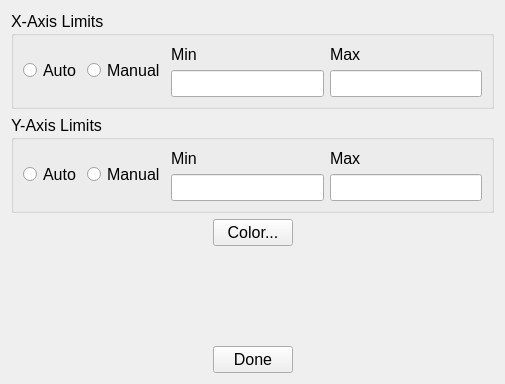
Qt form Software/ControlSystem/qt/designer/PlotSettingsDialog.ui (DanielWinklehner/Ion-Source-Control-System) before a commit.
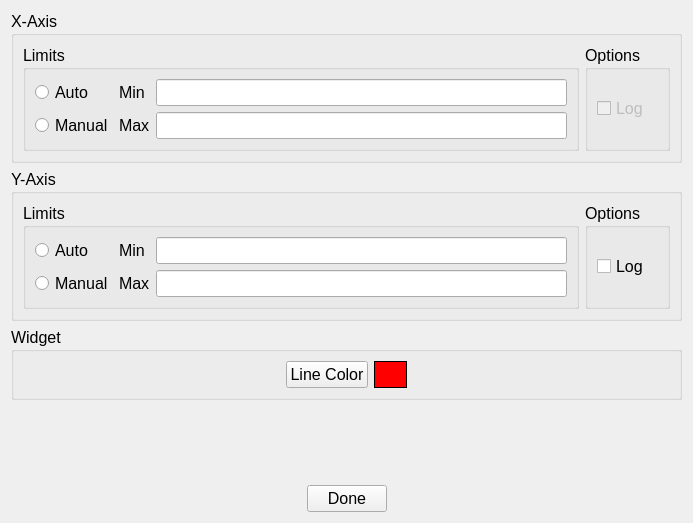
The same form after that commit.

Commit message: plot settings dialog added

Patch:
```diff
--- a/Software/ControlSystem/qt/designer/PlotSettingsDialog.ui
+++ b/Software/ControlSystem/qt/designer/PlotSettingsDialog.ui
@@ -6,8 +6,8 @@
    <rect>
     <x>0</x>
     <y>0</y>
-    <width>505</width>
-    <height>384</height>
+    <width>693</width>
+    <height>523</height>
    </rect>
   </property>
   <property name="font">
@@ -23,106 +23,147 @@
    <item>
     <widget class="QGroupBox" name="groupBox">
      <property name="title">
-      <string>X-Axis Limits</string>
+      <string>X-Axis</string>
      </property>
      <layout class="QHBoxLayout" name="horizontalLayout">
       <item>
+       <widget class="QGroupBox" name="groupBox_2">
+        <property name="title">
+         <string>Limits</string>
+        </property>
+        <layout class="QGridLayout" name="gridLayout">
+         <item row="0" column="0">
        <widget class="QRadioButton" name="rbXAuto">
         <property name="text">
          <string>Auto</string>
         </property>
        </widget>
       </item>
-      <item>
-       <widget class="QRadioButton" name="rbXManual">
-        <property name="text">
-         <string>Manual</string>
-        </property>
-       </widget>
-      </item>
-      <item>
-       <layout class="QVBoxLayout" name="verticalLayout_3">
-        <item>
+         <item row="0" column="1">
          <widget class="QLabel" name="label">
           <property name="text">
            <string>Min</string>
           </property>
          </widget>
         </item>
-        <item>
+         <item row="0" column="2">
          <widget class="QLineEdit" name="txtXMin"/>
         </item>
-       </layout>
-      </item>
-      <item>
-       <layout class="QVBoxLayout" name="verticalLayout_2">
-        <item>
+         <item row="1" column="0">
+          <widget class="QRadioButton" name="rbXManual">
+           <property name="text">
+            <string>Manual</string>
+           </property>
+          </widget>
+         </item>
+         <item row="1" column="1">
          <widget class="QLabel" name="label_2">
           <property name="text">
            <string>Max</string>
           </property>
          </widget>
         </item>
-        <item>
+         <item row="1" column="2">
          <widget class="QLineEdit" name="txtXMax"/>
         </item>
        </layout>
+       </widget>
       </item>
+      <item>
+       <widget class="QGroupBox" name="groupBox_3">
+        <property name="title">
+         <string>Options</string>
+        </property>
+        <layout class="QGridLayout" name="gridLayout_2">
+         <item row="0" column="0">
+          <widget class="QCheckBox" name="chkXLog">
+           <property name="enabled">
+            <bool>false</bool>
+           </property>
+           <property name="text">
+            <string>Log</string>
+           </property>
+          </widget>
+         </item>
      </layout>
     </widget>
    </item>
+     </layout>
+    </widget>
+   </item>
    <item>
-    <widget class="QGroupBox" name="groupBox_2">
+    <widget class="QGroupBox" name="groupBox_4">
      <property name="title">
-      <string>Y-Axis Limits</string>
+      <string>Y-Axis</string>
      </property>
      <layout class="QHBoxLayout" name="horizontalLayout_2">
       <item>
+       <widget class="QGroupBox" name="groupBox_5">
+        <property name="title">
+         <string>Limits</string>
+        </property>
+        <layout class="QGridLayout" name="gridLayout_3">
+         <item row="0" column="0">
        <widget class="QRadioButton" name="rbYAuto">
         <property name="text">
          <string>Auto</string>
         </property>
        </widget>
       </item>
-      <item>
-       <widget class="QRadioButton" name="rbYManual">
-        <property name="text">
-         <string>Manual</string>
-        </property>
-       </widget>
-      </item>
-      <item>
-       <layout class="QVBoxLayout" name="verticalLayout_4">
-        <item>
+         <item row="0" column="1">
          <widget class="QLabel" name="label_3">
           <property name="text">
            <string>Min</string>
           </property>
          </widget>
         </item>
-        <item>
+         <item row="0" column="2">
          <widget class="QLineEdit" name="txtYMin"/>
         </item>
-       </layout>
-      </item>
-      <item>
-       <layout class="QVBoxLayout" name="verticalLayout_5">
-        <item>
+         <item row="1" column="0">
+          <widget class="QRadioButton" name="rbYManual">
+           <property name="text">
+            <string>Manual</string>
+           </property>
+          </widget>
+         </item>
+         <item row="1" column="1">
          <widget class="QLabel" name="label_4">
           <property name="text">
            <string>Max</string>
           </property>
          </widget>
         </item>
-        <item>
+         <item row="1" column="2">
          <widget class="QLineEdit" name="txtYMax"/>
         </item>
        </layout>
+       </widget>
       </item>
+      <item>
+       <widget class="QGroupBox" name="groupBox_6">
+        <property name="title">
+         <string>Options</string>
+        </property>
+        <layout class="QGridLayout" name="gridLayout_4">
+         <item row="0" column="0">
+          <widget class="QCheckBox" name="chkYLog">
+           <property name="text">
+            <string>Log</string>
+           </property>
+          </widget>
+         </item>
      </layout>
     </widget>
    </item>
+     </layout>
+    </widget>
+   </item>
    <item>
+    <widget class="QGroupBox" name="groupBox_7">
+     <property name="title">
+      <string>Widget</string>
+     </property>
     <layout class="QHBoxLayout" name="horizontalLayout_4">
      <item>
       <spacer name="horizontalSpacer">
@@ -140,7 +181,23 @@
      <item>
       <widget class="QPushButton" name="btnColor">
        <property name="text">
-        <string>Color...</string>
+         <string>Line Color</string>
+        </property>
+       </widget>
+      </item>
+      <item>
+       <widget class="QLabel" name="lblColor">
+        <property name="styleSheet">
+         <string notr="true">padding: 0 11; background-color: red</string>
+        </property>
+        <property name="frameShape">
+         <enum>QFrame::Box</enum>
+        </property>
+        <property name="text">
+         <string/>
+        </property>
+        <property name="margin">
+         <number>0</number>
        </property>
       </widget>
      </item>
@@ -151,13 +208,14 @@
        </property>
        <property name="sizeHint" stdset="0">
         <size>
-         <width>40</width>
+          <width>243</width>
          <height>20</height>
         </size>
        </property>
       </spacer>
      </item>
     </layout>
+    </widget>
    </item>
    <item>
     <spacer name="verticalSpacer">
@@ -167,7 +225,7 @@
      <property name="sizeHint" stdset="0">
       <size>
        <width>20</width>
-       <height>40</height>
+       <height>17</height>
       </size>
      </property>
     </spacer>
```
Lines whose indentation alone changed are shown as unchanged. The commit also changes 4 other files.
